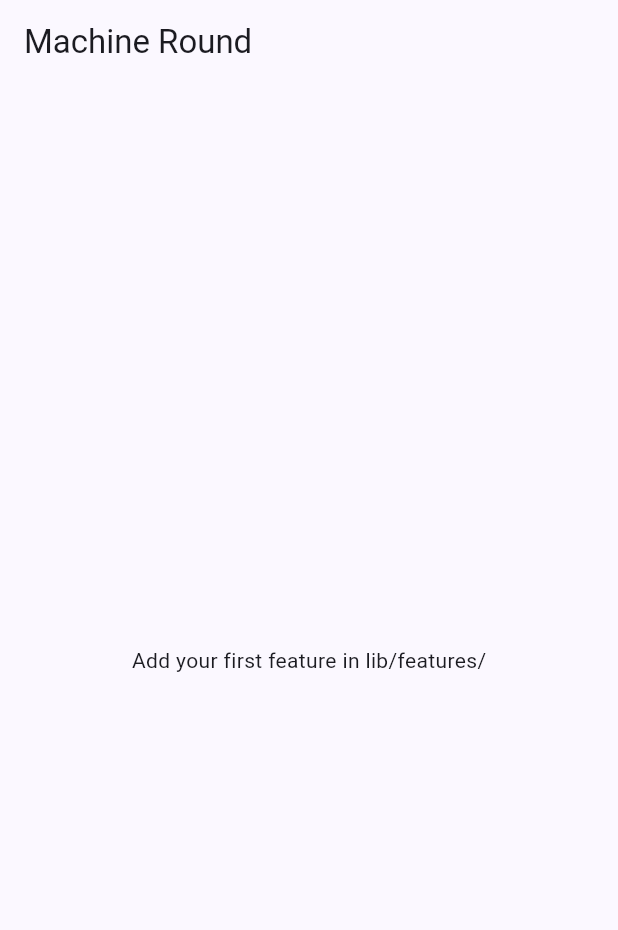
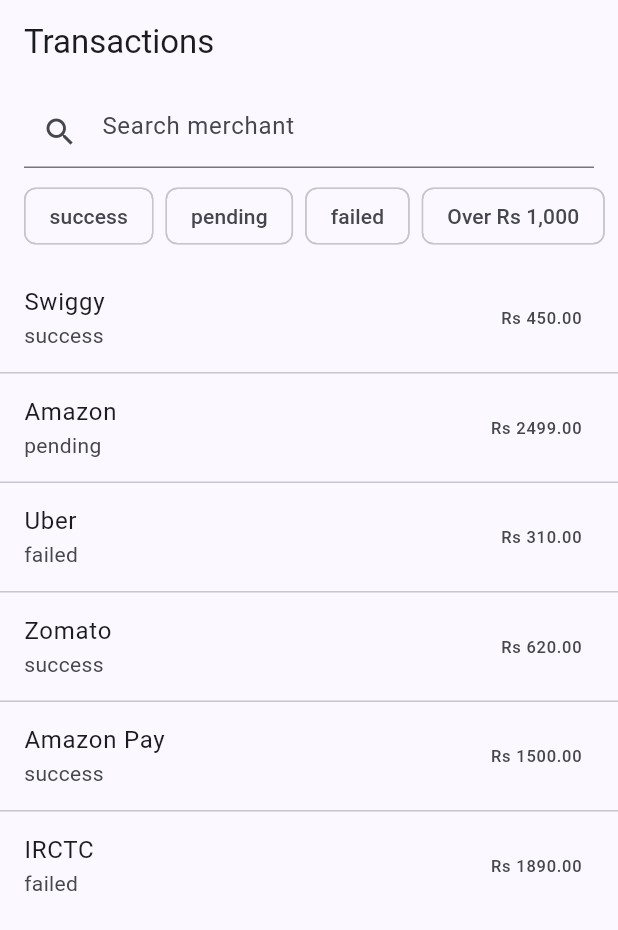
Before and after one commit to yadavsandeep24/machine_round_flutter, a Flutter app: the screen it shows after launch, on a phone screen of 412 x 824 dp. Shown: the top 930 px of the screen. Run offline on Flutter 3.47's test engine with Material 3 defaults, Android fonts, the phone set to English and light mode, and no system bars; our stand-ins replace bloc_concurrency, dio, equatable, flutter_bloc, get_it, go_router and 2 more.

Commit message:
Latest feature: Dart 3.8 null-aware elements in a transaction filter screen
- TxnFilter.toQueryParameters() with `?expr` entries, plus the old
  `if (x != null)` version for comparison
- Dio repository that never sends null filters; in-memory demo repository
- TxnSearchCubit with stale-response protection
- Active-filter chips built with `?` in a children list
- Enable the use_null_aware_elements lint
- Tests: parity old vs new, captured Dio URL, cubit race, widget chips
- README explains the feature for interviews

Co-Authored-By: Claude <noreply@anthropic.com>

```diff
--- a/analysis_options.yaml
+++ b/analysis_options.yaml
@@ -23,3 +23,4 @@ linter:
     - sort_child_properties_last
     - unawaited_futures
     - use_super_parameters
+    - use_null_aware_elements   # Dart 3.8.1+: prefer `?x` over `if (x != null) x`
--- a/lib/core/di/injector.dart
+++ b/lib/core/di/injector.dart
@@ -2,6 +2,7 @@ import 'package:dio/dio.dart';
 import 'package:get_it/get_it.dart';
 import 'package:shared_preferences/shared_preferences.dart';
 
+import '../../features/transactions/transactions_module.dart';
 import '../network/dio_client.dart';
 import '../storage/key_value_store.dart';
 
@@ -14,4 +15,5 @@ Future<void> configureDependencies() async {
   sl
     ..registerSingleton<KeyValueStore>(SharedPrefsStore(prefs))
     ..registerLazySingleton<Dio>(buildDio);
+  registerTransactionsModule();
 }
--- a/lib/core/router/app_router.dart
+++ b/lib/core/router/app_router.dart
@@ -1,5 +1,6 @@
-import 'package:flutter/material.dart';
 import 'package:go_router/go_router.dart';
+
+import '../../features/transactions/presentation/txn_search_page.dart';
 
 abstract final class Routes {
   static const home = '/';
@@ -7,15 +8,5 @@ abstract final class Routes {
 
 GoRouter buildRouter() => GoRouter(
   initialLocation: Routes.home,
-  routes: [GoRoute(path: Routes.home, builder: (context, state) => const _HomePlaceholder())],
+  routes: [GoRoute(path: Routes.home, builder: (context, state) => const TxnSearchPage())],
 );
-
-class _HomePlaceholder extends StatelessWidget {
-  const _HomePlaceholder();
-
-  @override
-  Widget build(BuildContext context) => Scaffold(
-    appBar: AppBar(title: const Text('Machine Round')),
-    body: const Center(child: Text('Add your first feature in lib/features/')),
-  );
-}
--- /dev/null
+++ b/lib/features/transactions/data/in_memory_txn_repository.dart
@@ -0,0 +1,67 @@
+import '../../../core/result/result.dart';
+import '../domain/txn.dart';
+import '../domain/txn_filter.dart';
+import '../domain/txn_repository.dart';
+
+/// Demo data source so the screen runs without a backend. It applies the
+/// same filter rules the server would.
+class InMemoryTxnRepository implements TxnRepository {
+  InMemoryTxnRepository({List<Txn>? seed, this.latency = const Duration(milliseconds: 250)})
+    : _all = seed ?? _demoTransactions;
+
+  final List<Txn> _all;
+  final Duration latency;
+
+  @override
+  Future<Result<List<Txn>>> search(TxnFilter filter) async {
+    if (latency > Duration.zero) await Future<void>.delayed(latency);
+    final q = filter.normalizedQuery?.toLowerCase();
+    final matches = _all
+        .where((t) => q == null || t.merchant.toLowerCase().contains(q))
+        .where((t) => filter.status == null || t.status == filter.status)
+        .where((t) => filter.minAmountPaise == null || t.amountPaise >= filter.minAmountPaise!)
+        .where((t) => filter.since == null || !t.createdAt.isBefore(filter.since!))
+        .take(filter.limit)
+        .toList(growable: false);
+    return Success(matches);
+  }
+}
+
+final _demoTransactions = <Txn>[
+  Txn(
+    id: 't1',
+    merchant: 'Swiggy',
+    amountPaise: 45000,
+    status: TxnStatus.success,
+    createdAt: DateTime.utc(2026, 11, 26),
+  ),
+  Txn(
+    id: 't2',
+    merchant: 'Amazon',
+    amountPaise: 249900,
+    status: TxnStatus.pending,
+    createdAt: DateTime.utc(2026, 11, 25),
+  ),
+  Txn(id: 't3', merchant: 'Uber', amountPaise: 31000, status: TxnStatus.failed, createdAt: DateTime.utc(2026, 11, 24)),
+  Txn(
+    id: 't4',
+    merchant: 'Zomato',
+    amountPaise: 62000,
+    status: TxnStatus.success,
+    createdAt: DateTime.utc(2026, 11, 20),
+  ),
+  Txn(
+    id: 't5',
+    merchant: 'Amazon Pay',
+    amountPaise: 150000,
+    status: TxnStatus.success,
+    createdAt: DateTime.utc(2026, 11, 2),
+  ),
+  Txn(
+    id: 't6',
+    merchant: 'IRCTC',
+    amountPaise: 189000,
+    status: TxnStatus.failed,
+    createdAt: DateTime.utc(2026, 10, 28),
+  ),
+];
--- /dev/null
+++ b/lib/features/transactions/data/txn_repository_impl.dart
@@ -0,0 +1,21 @@
+import 'package:dio/dio.dart';
+
+import '../../../core/network/safe_call.dart';
+import '../../../core/result/result.dart';
+import '../domain/txn.dart';
+import '../domain/txn_filter.dart';
+import '../domain/txn_repository.dart';
+
+/// Real API version: the filter becomes query parameters, and null filters
+/// are simply absent from the URL (no `?status=null`).
+class TxnRepositoryImpl implements TxnRepository {
+  TxnRepositoryImpl(this._dio);
+
+  final Dio _dio;
+
+  @override
+  Future<Result<List<Txn>>> search(TxnFilter filter) => safeCall(() async {
+    final response = await _dio.get<List<dynamic>>('/transactions', queryParameters: filter.toQueryParameters());
+    return (response.data ?? const []).cast<Map<String, dynamic>>().map(Txn.fromJson).toList(growable: false);
+  });
+}
--- /dev/null
+++ b/lib/features/transactions/domain/txn.dart
@@ -0,0 +1,32 @@
+import 'package:equatable/equatable.dart';
+
+enum TxnStatus { success, pending, failed }
+
+class Txn extends Equatable {
+  const Txn({
+    required this.id,
+    required this.merchant,
+    required this.amountPaise,
+    required this.status,
+    required this.createdAt,
+  });
+
+  factory Txn.fromJson(Map<String, dynamic> json) => Txn(
+    id: json['id'] as String,
+    merchant: json['merchant'] as String,
+    amountPaise: json['amount_paise'] as int,
+    status: TxnStatus.values.byName(json['status'] as String),
+    createdAt: DateTime.parse(json['created_at'] as String),
+  );
+
+  final String id;
+  final String merchant;
+
+  /// Money as integer minor units. Never use double for money.
+  final int amountPaise;
+  final TxnStatus status;
+  final DateTime createdAt;
+
+  @override
+  List<Object?> get props => [id, merchant, amountPaise, status, createdAt];
+}
--- /dev/null
+++ b/lib/features/transactions/domain/txn_filter.dart
@@ -0,0 +1,69 @@
+import 'package:equatable/equatable.dart';
+
+import 'txn.dart';
+
+/// Filters for the transaction history API. Every field is optional:
+/// a null field means "do not filter on this".
+class TxnFilter extends Equatable {
+  const TxnFilter({this.query, this.status, this.minAmountPaise, this.since, this.limit = 20});
+
+  final String? query;
+  final TxnStatus? status;
+  final int? minAmountPaise;
+  final DateTime? since;
+  final int limit;
+
+  /// Blank search text is the same as no search text.
+  String? get normalizedQuery {
+    final trimmed = query?.trim();
+    return (trimmed == null || trimmed.isEmpty) ? null : trimmed;
+  }
+
+  bool get hasActiveFilters => normalizedQuery != null || status != null || minAmountPaise != null || since != null;
+
+  /// NEW WAY (Dart 3.8 null-aware elements): `?expr` adds the entry only when
+  /// `expr` is non-null. One line per parameter, no repeated null checks,
+  /// and no `!` even though public fields are not type-promoted.
+  Map<String, Object> toQueryParameters() => {
+    'q': ?normalizedQuery,
+    'status': ?status?.name,
+    'min_amount': ?minAmountPaise,
+    'since': ?since?.toUtc().toIso8601String(),
+    'limit': limit,
+  };
+
+  /// OLD WAY (before Dart 3.8), kept for comparison. Each entry repeats the
+  /// expression in an `if`, and public fields need `!` because Dart cannot
+  /// promote them (a getter could return a different value the second time).
+  Map<String, Object> toQueryParametersLegacy() {
+    final q = normalizedQuery;
+    return {
+      // The use_null_aware_elements lint flags this line (q is a promotable
+      // local). It cannot flag the field lines below because of the `!`.
+      // ignore: use_null_aware_elements
+      if (q != null) 'q': q,
+      if (status != null) 'status': status!.name,
+      if (minAmountPaise != null) 'min_amount': minAmountPaise!,
+      if (since != null) 'since': since!.toUtc().toIso8601String(),
+      'limit': limit,
+    };
+  }
+
+  /// `copyWith` cannot tell "not passed" from "set to null", so nullable
+  /// fields take a function. Null-aware elements do not change this.
+  TxnFilter copyWith({
+    String? Function()? query,
+    TxnStatus? Function()? status,
+    int? Function()? minAmountPaise,
+    DateTime? Function()? since,
+  }) => TxnFilter(
+    query: query != null ? query() : this.query,
+    status: status != null ? status() : this.status,
+    minAmountPaise: minAmountPaise != null ? minAmountPaise() : this.minAmountPaise,
+    since: since != null ? since() : this.since,
+    limit: limit,
+  );
+
+  @override
+  List<Object?> get props => [query, status, minAmountPaise, since, limit];
+}
--- /dev/null
+++ b/lib/features/transactions/domain/txn_repository.dart
@@ -0,0 +1,7 @@
+import '../../../core/result/result.dart';
+import 'txn.dart';
+import 'txn_filter.dart';
+
+abstract interface class TxnRepository {
+  Future<Result<List<Txn>>> search(TxnFilter filter);
+}
--- /dev/null
+++ b/lib/features/transactions/presentation/txn_search_cubit.dart
@@ -0,0 +1,58 @@
+import 'package:equatable/equatable.dart';
+import 'package:flutter_bloc/flutter_bloc.dart';
+
+import '../../../core/error/app_exception.dart';
+import '../../../core/result/result.dart';
+import '../../../core/ui/view_status.dart';
+import '../domain/txn.dart';
+import '../domain/txn_filter.dart';
+import '../domain/txn_repository.dart';
+
+class TxnSearchState extends Equatable {
+  const TxnSearchState({
+    this.filter = const TxnFilter(),
+    this.status = ViewStatus.initial,
+    this.items = const [],
+    this.error,
+  });
+
+  final TxnFilter filter;
+  final ViewStatus status;
+  final List<Txn> items;
+  final AppException? error;
+
+  @override
+  List<Object?> get props => [filter, status, items, error];
+}
+
+/// Every filter change triggers a search. A request id makes sure a slow,
+/// older response can never overwrite a newer one.
+class TxnSearchCubit extends Cubit<TxnSearchState> {
+  TxnSearchCubit(this._repository) : super(const TxnSearchState());
+
+  final TxnRepository _repository;
+  int _requestId = 0;
+
+  Future<void> load() => _search(state.filter);
+
+  Future<void> setQuery(String text) => _search(state.filter.copyWith(query: () => text));
+
+  Future<void> setStatus(TxnStatus? status) => _search(state.filter.copyWith(status: () => status));
+
+  Future<void> setMinAmount(int? paise) => _search(state.filter.copyWith(minAmountPaise: () => paise));
+
+  Future<void> setSince(DateTime? since) => _search(state.filter.copyWith(since: () => since));
+
+  Future<void> clearAll() => _search(const TxnFilter());
+
+  Future<void> _search(TxnFilter filter) async {
+    final id = ++_requestId;
+    emit(TxnSearchState(filter: filter, status: ViewStatus.loading, items: state.items));
+    final result = await _repository.search(filter);
+    if (id != _requestId || isClosed) return;
+    emit(switch (result) {
+      Success(:final data) => TxnSearchState(filter: filter, status: ViewStatus.success, items: data),
+      Failure(:final error) => TxnSearchState(filter: filter, status: ViewStatus.failure, error: error),
+    });
+  }
+}
--- /dev/null
+++ b/lib/features/transactions/presentation/txn_search_page.dart
@@ -0,0 +1,147 @@
+import 'package:flutter/material.dart';
+import 'package:flutter_bloc/flutter_bloc.dart';
+
+import '../../../core/di/injector.dart';
+import '../../../core/ui/view_status.dart';
+import '../../../core/ui/widgets/state_views.dart';
+import '../domain/txn.dart';
+import '../domain/txn_filter.dart';
+import 'txn_search_cubit.dart';
+
+class TxnSearchPage extends StatelessWidget {
+  const TxnSearchPage({super.key});
+
+  @override
+  Widget build(BuildContext context) =>
+      BlocProvider(create: (_) => sl<TxnSearchCubit>()..load(), child: const TxnSearchView());
+}
+
+class TxnSearchView extends StatelessWidget {
+  const TxnSearchView({super.key});
+
+  static const highValuePaise = 100000; // Rs 1,000
+
+  @override
+  Widget build(BuildContext context) {
+    final cubit = context.read<TxnSearchCubit>();
+    return Scaffold(
+      appBar: AppBar(title: const Text('Transactions')),
+      body: BlocBuilder<TxnSearchCubit, TxnSearchState>(
+        builder: (context, state) {
+          final filter = state.filter;
+          return Column(
+            children: [
+              Padding(
+                padding: const EdgeInsets.fromLTRB(16, 8, 16, 0),
+                child: TextField(
+                  key: const Key('txn-search'),
+                  decoration: const InputDecoration(hintText: 'Search merchant', prefixIcon: Icon(Icons.search)),
+                  onChanged: cubit.setQuery,
+                ),
+              ),
+              SingleChildScrollView(
+                scrollDirection: Axis.horizontal,
+                padding: const EdgeInsets.symmetric(horizontal: 16, vertical: 8),
+                child: Row(
+                  spacing: 8,
+                  children: [
+                    for (final status in TxnStatus.values)
+                      FilterChip(
+                        label: Text(status.name),
+                        selected: filter.status == status,
+                        onSelected: (on) => cubit.setStatus(on ? status : null),
+                      ),
+                    FilterChip(
+                      label: const Text('Over Rs 1,000'),
+                      selected: filter.minAmountPaise != null,
+                      onSelected: (on) => cubit.setMinAmount(on ? highValuePaise : null),
+                    ),
+                  ],
+                ),
+              ),
+              ActiveFiltersBar(filter: filter, cubit: cubit),
+              if (state.status.isLoading) const LinearProgressIndicator(),
+              Expanded(
+                child: _Results(state: state, onRetry: cubit.load),
+              ),
+            ],
+          );
+        },
+      ),
+    );
+  }
+}
+
+/// Shows one removable chip per active filter.
+///
+/// NEW WAY: each helper returns `Widget?`, and `?` in the `children` list
+/// drops the nulls. Before Dart 3.8 you wrote
+/// `if (filter.status != null) InputChip(...)` and repeated the condition.
+class ActiveFiltersBar extends StatelessWidget {
+  const ActiveFiltersBar({required this.filter, required this.cubit, super.key});
+
+  final TxnFilter filter;
+  final TxnSearchCubit cubit;
+
+  @override
+  Widget build(BuildContext context) {
+    if (!filter.hasActiveFilters) return const SizedBox.shrink();
+    return Padding(
+      padding: const EdgeInsets.symmetric(horizontal: 16),
+      child: Wrap(
+        spacing: 8,
+        crossAxisAlignment: WrapCrossAlignment.center,
+        children: [
+          ?_chip('"${filter.normalizedQuery}"', filter.normalizedQuery, () => cubit.setQuery('')),
+          ?_chip('Status: ${filter.status?.name}', filter.status, () => cubit.setStatus(null)),
+          ?_chip(
+            'Min Rs ${(filter.minAmountPaise ?? 0) ~/ 100}',
+            filter.minAmountPaise,
+            () => cubit.setMinAmount(null),
+          ),
+          TextButton(onPressed: cubit.clearAll, child: const Text('Clear all')),
+        ],
+      ),
+    );
+  }
+
+  /// Returns null when [value] is null, so the caller can use `?`.
+  Widget? _chip(String label, Object? value, VoidCallback onDeleted) => value == null
+      ? null
+      : InputChip(
+          key: ValueKey('active-$label'),
+          label: Text(label),
+          deleteIcon: const Icon(Icons.close, size: 18),
+          onDeleted: onDeleted,
+        );
+}
+
+class _Results extends StatelessWidget {
+  const _Results({required this.state, required this.onRetry});
+
+  final TxnSearchState state;
+  final VoidCallback onRetry;
+
+  @override
+  Widget build(BuildContext context) {
+    final error = state.error;
+    if (state.status.isFailure && error != null) {
+      return ErrorView(message: error.userMessage, onRetry: onRetry);
+    }
+    if (state.status.isSuccess && state.items.isEmpty) {
+      return const EmptyView(message: 'No transactions match these filters');
+    }
+    return ListView.separated(
+      itemCount: state.items.length,
+      separatorBuilder: (_, _) => const Divider(height: 1),
+      itemBuilder: (context, index) {
+        final txn = state.items[index];
+        return ListTile(
+          title: Text(txn.merchant),
+          subtitle: Text(txn.status.name),
+          trailing: Text('Rs ${(txn.amountPaise / 100).toStringAsFixed(2)}'),
+        );
+      },
+    );
+  }
+}
```
Also changed, not shown: lib/features/transactions/transactions_module.dart (added, +11 -0 lines), 6 other files.
